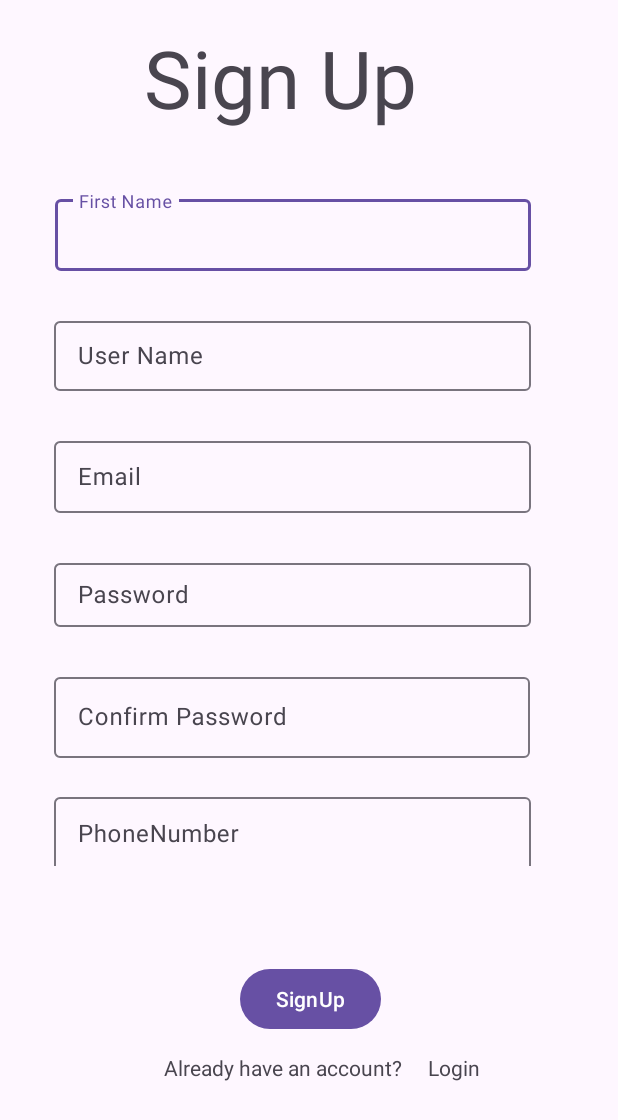
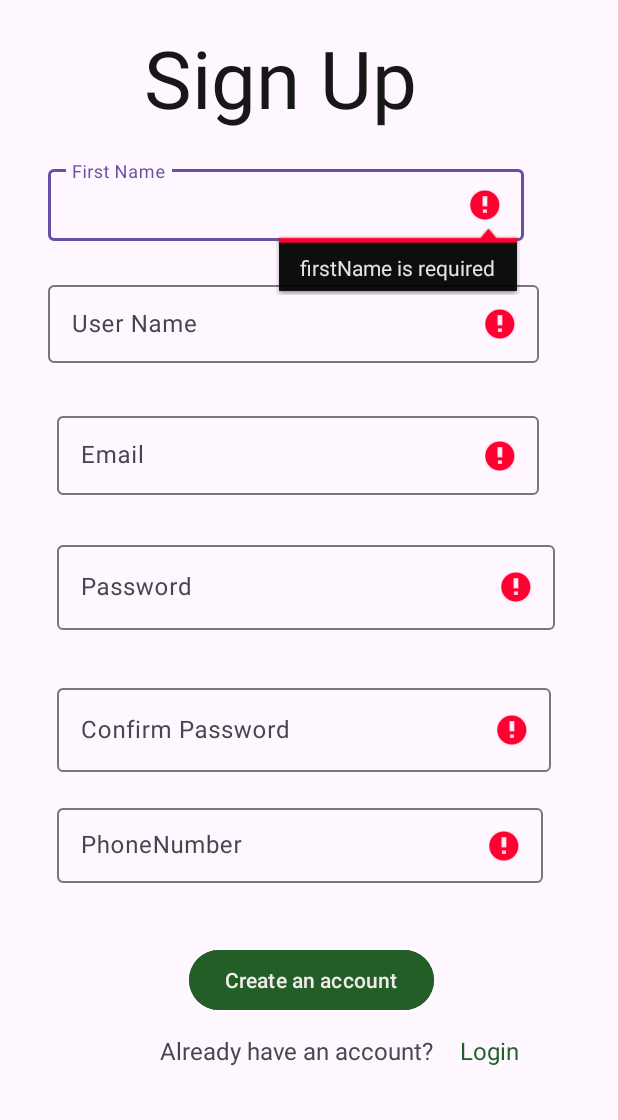
Before and after one commit to aine-mbabazi/IntoreMobile, an Android app: the SignUpActivity screen opened directly, with no data from a screen before it, on a phone screen of 412 x 824 dp. Shown: the top 1120 px of the screen. Run offline under Robolectric (Android 15) with nearby library versions, the phone set to English and light mode, and no system bars.

Commit message:
Added sigup page

```diff
--- /dev/null
+++ b/app/src/main/res/drawable/rounded.xml
@@ -0,0 +1,4 @@
+<?xml version="1.0" encoding="utf-8"?>
+<selector xmlns:android="http://schemas.android.com/apk/res/android">
+
+</selector>
--- a/app/src/main/res/layout/activity_sign_up.xml
+++ b/app/src/main/res/layout/activity_sign_up.xml
@@ -13,6 +13,8 @@
         android:layout_height="wrap_content"
         android:layout_marginTop="16dp"
         android:text="Sign Up"
+        android:textColor="#171717"
+        android:textColorLink="#49CA4F"
         android:textSize="24pt"
         app:layout_constraintEnd_toEndOf="parent"
         app:layout_constraintHorizontal_bias="0.418"
@@ -23,10 +25,12 @@
         android:id="@+id/SignUpBtn"
         android:layout_width="wrap_content"
         android:layout_height="wrap_content"
-        android:layout_marginTop="224dp"
-        android:text="SignUp"
+        android:layout_marginTop="204dp"
+        android:backgroundTint="#225E25"
+        android:text="Create an account"
+        android:textColor="#F1EBEB"
         app:layout_constraintEnd_toEndOf="@+id/tilPhoneNumber"
-        app:layout_constraintHorizontal_bias="0.553"
+        app:layout_constraintHorizontal_bias="0.549"
         app:layout_constraintStart_toStartOf="@+id/tilPhoneNumber"
         app:layout_constraintTop_toBottomOf="@+id/tilPassWord" />
 
@@ -36,8 +40,9 @@
         android:layout_height="wrap_content"
         android:layout_marginTop="12dp"
         android:text="Already have an account?"
+        android:textSize="16sp"
         app:layout_constraintEnd_toEndOf="@+id/SignUpBtn"
-        app:layout_constraintHorizontal_bias="0.784"
+        app:layout_constraintHorizontal_bias="1.0"
         app:layout_constraintStart_toStartOf="@+id/SignUpBtn"
         app:layout_constraintTop_toBottomOf="@+id/SignUpBtn" />
 
@@ -47,6 +52,8 @@
         android:layout_height="wrap_content"
         android:layout_marginStart="17dp"
         android:text="Login"
+        android:textColor="#225E25"
+        android:textSize="16sp"
         app:layout_constraintBottom_toBottomOf="@+id/tvLogin1"
         app:layout_constraintStart_toEndOf="@+id/tvLogin1" />
 
@@ -54,9 +61,9 @@
         android:id="@+id/tilFullName"
         android:layout_width="317dp"
         android:layout_height="53dp"
-        android:layout_marginTop="40dp"
+        android:layout_marginTop="20dp"
         app:layout_constraintEnd_toEndOf="@+id/tvSignUp"
-        app:layout_constraintHorizontal_bias="0.443"
+        app:layout_constraintHorizontal_bias="0.476"
         app:layout_constraintStart_toStartOf="@+id/tvSignUp"
         app:layout_constraintTop_toBottomOf="@+id/tvSignUp">
 
@@ -64,34 +71,35 @@
             android:id="@+id/etFullName"
             android:layout_width="match_parent"
             android:layout_height="wrap_content"
-            android:hint="First Name" />
+            android:hint="First Name"
+            android:textColor="#090909" />
     </com.google.android.material.textfield.TextInputLayout>
 
     <com.google.android.material.textfield.TextInputLayout
         android:id="@+id/tilUserName"
-        android:layout_width="318dp"
-        android:layout_height="52dp"
-        android:layout_marginTop="28dp"
+        android:layout_width="327dp"
+        android:layout_height="63dp"
+        android:layout_marginTop="24dp"
         app:layout_constraintEnd_toEndOf="@+id/tilFullName"
-        app:layout_constraintHorizontal_bias="1.0"
+        app:layout_constraintHorizontal_bias="0.0"
         app:layout_constraintStart_toStartOf="@+id/tilFullName"
         app:layout_constraintTop_toBottomOf="@+id/tilFullName">
 
         <com.google.android.material.textfield.TextInputEditText
             android:id="@+id/etUserName"
             android:layout_width="match_parent"
-            android:layout_height="wrap_content"
+            android:layout_height="52dp"
             android:hint="User Name" />
 
     </com.google.android.material.textfield.TextInputLayout>
 
     <com.google.android.material.textfield.TextInputLayout
         android:id="@+id/tilPassWord"
-        android:layout_width="318dp"
-        android:layout_height="48dp"
+        android:layout_width="332dp"
+        android:layout_height="67dp"
         android:layout_marginTop="28dp"
         app:layout_constraintEnd_toEndOf="@+id/tilEmail"
-        app:layout_constraintHorizontal_bias="1.0"
+        app:layout_constraintHorizontal_bias="0.0"
         app:layout_constraintStart_toStartOf="@+id/tilEmail"
         app:layout_constraintTop_toBottomOf="@+id/tilEmail">
 
@@ -99,14 +107,15 @@
             android:id="@+id/etPassWord"
             android:layout_width="match_parent"
             android:layout_height="wrap_content"
-            android:hint="Password" />
+            android:hint="Password"
+            android:inputType="textPassword" />
     </com.google.android.material.textfield.TextInputLayout>
 
     <com.google.android.material.textfield.TextInputLayout
         android:id="@+id/tilEmail"
-        android:layout_width="318dp"
-        android:layout_height="53dp"
-        android:layout_marginTop="28dp"
+        android:layout_width="321dp"
+        android:layout_height="58dp"
+        android:layout_marginTop="24dp"
         app:layout_constraintEnd_toEndOf="@+id/tilUserName"
         app:layout_constraintHorizontal_bias="1.0"
         app:layout_constraintStart_toStartOf="@+id/tilUserName"
@@ -121,8 +130,8 @@
 
     <com.google.android.material.textfield.TextInputLayout
         android:id="@+id/tilPhoneNumber"
-        android:layout_width="318dp"
-        android:layout_height="51dp"
+        android:layout_width="324dp"
+        android:layout_height="64dp"
         android:layout_marginTop="108dp"
         app:layout_constraintEnd_toEndOf="@+id/tilPassWord"
         app:layout_constraintHorizontal_bias="0.0"
@@ -138,8 +147,8 @@
 
     <com.google.android.material.textfield.TextInputLayout
         android:id="@+id/tilconfirmPassword"
-        android:layout_width="317dp"
-        android:layout_height="59dp"
+        android:layout_width="329dp"
+        android:layout_height="61dp"
         android:layout_marginTop="28dp"
         app:layout_constraintEnd_toEndOf="@+id/tilPassWord"
         app:layout_constraintHorizontal_bias="0.0"
@@ -150,7 +159,8 @@
             android:id="@+id/etConfirmPassword"
             android:layout_width="match_parent"
             android:layout_height="wrap_content"
-            android:hint="Confirm Password" />
+            android:hint="Confirm Password"
+            android:inputType="textPassword" />
     </com.google.android.material.textfield.TextInputLayout>
 
 </androidx.constraintlayout.widget.ConstraintLayout>
```
Also changed, not shown: app/src/main/java/com/akirachix/mitushconnect/CategoryActivity.kt (deleted, +0 -20 lines), app/src/main/java/com/akirachix/mitushconnect/LoginActivity.kt (+6 -4 lines), app/src/main/java/com/akirachix/mitushconnect/MainActivity.kt (+6 -4 lines), app/src/main/java/com/akirachix/mitushconnect/NegotiationActivity.kt (deleted, +0 -20 lines), app/src/main/java/com/akirachix/mitushconnect/SignUpActivity.kt (+7 -3 lines), app/src/main/res/layout/activity_category.xml (deleted, +0 -172 lines), app/src/main/res/layout/activity_negotiation.xml (deleted, +0 -10 lines).
